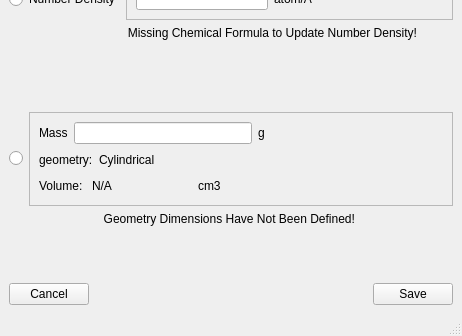
Above: addie/ui/mass_density.ui from neutrons/addie before the change; both pictures show x 0 to 462 and y 166 to 502 of the 462 by 502 pixel window. Below: the same form after it.
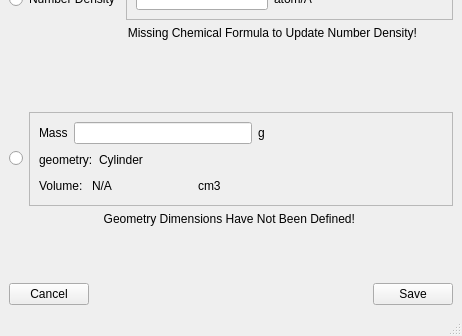
That is the form after the change.

Commit message: Fixed cylindrical -> cylinder bug

What changed in the file:
```diff
--- a/addie/ui/mass_density.ui
+++ b/addie/ui/mass_density.ui
@@ -286,7 +286,7 @@
              <item>
               <widget class="QLabel" name="geometry_label">
                <property name="text">
-                <string>Cylindrical</string>
+                <string>Cylinder</string>
                </property>
               </widget>
              </item>
```
The commit also changes 13 other files.
